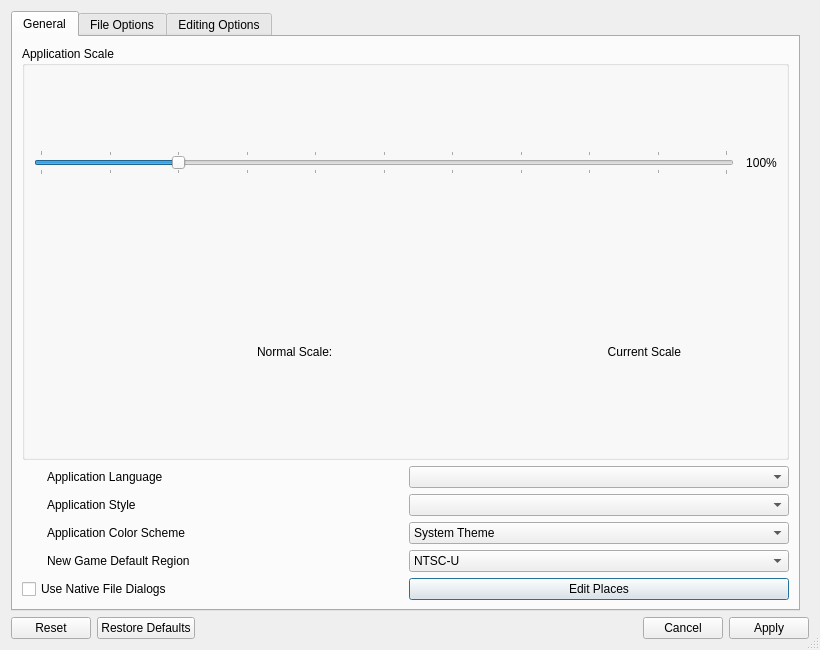
Above: src/options.ui from sithlord48/blackchocobo before the change. Below: the same form after it.
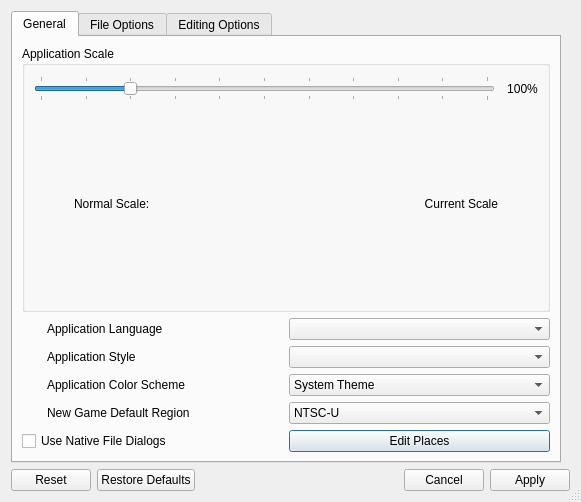
That is the form after the change. Icons and pictures are not drawn.

Patch:
```diff
--- a/src/options.ui
+++ b/src/options.ui
@@ -9,8 +9,8 @@
    <rect>
     <x>0</x>
     <y>0</y>
-    <width>820</width>
-    <height>650</height>
+    <width>0</width>
+    <height>0</height>
    </rect>
   </property>
   <property name="sizePolicy">
```
